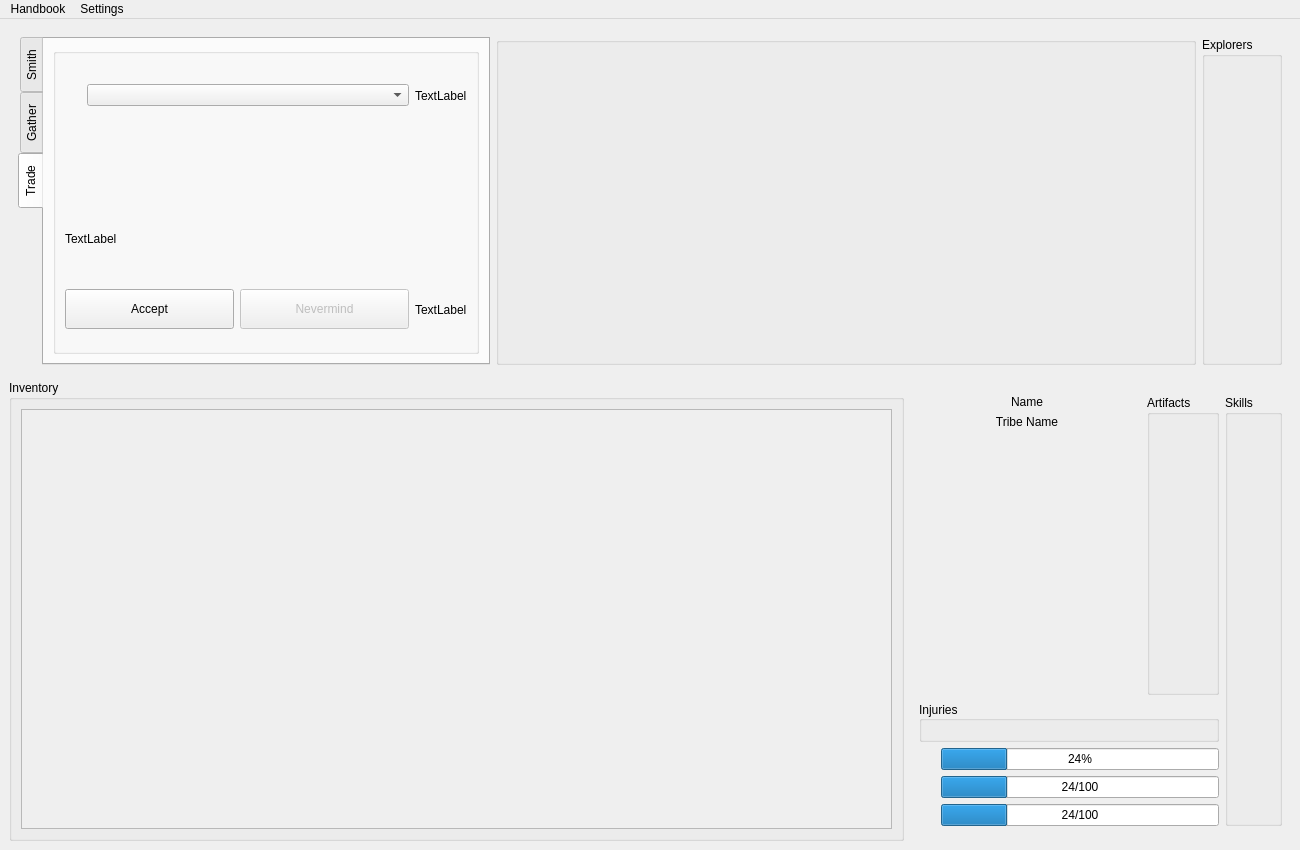
The window that assets/ui/main.ui (pierce-smith1/aor) describes before a commit, drawn with Qt 5.
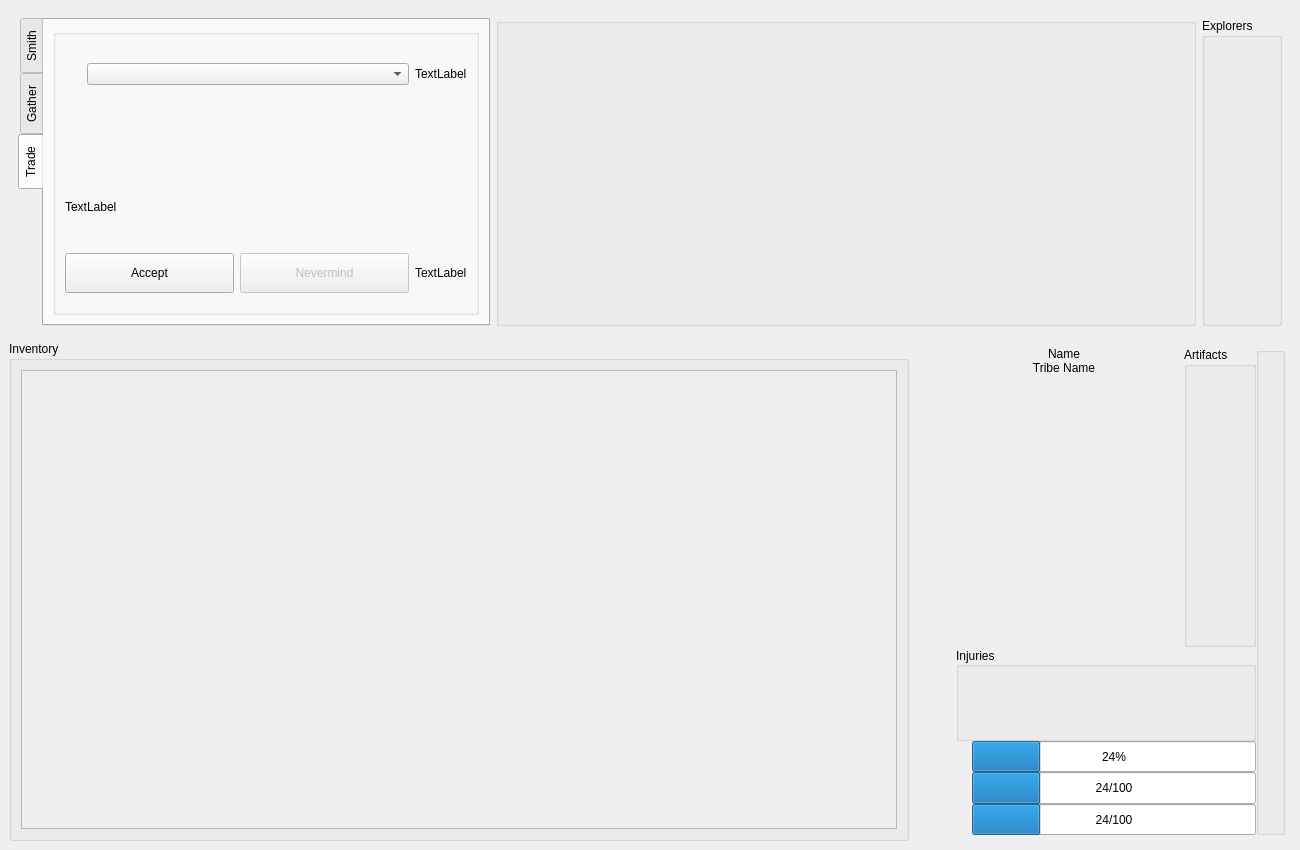
The same window after the commit. The open tabs and pages were chosen to show the change. Icons and pictures are not drawn.

Diff of the .ui file:
```diff
--- a/assets/ui/main.ui
+++ b/assets/ui/main.ui
@@ -51,6 +51,18 @@
    <layout class="QGridLayout" name="gridLayout_2">
     <item row="1" column="0" rowspan="3" colspan="3">
      <widget class="QGroupBox" name="inventory_widget">
+      <property name="minimumSize">
+       <size>
+        <width>900</width>
+        <height>500</height>
+       </size>
+      </property>
+      <property name="maximumSize">
+       <size>
+        <width>400</width>
+        <height>500</height>
+       </size>
+      </property>
       <property name="title">
        <string>Inventory</string>
       </property>
@@ -80,8 +92,8 @@
            <rect>
             <x>0</x>
             <y>0</y>
-            <width>905</width>
-            <height>408</height>
+            <width>880</width>
+            <height>454</height>
            </rect>
           </property>
           <layout class="QGridLayout" name="gridLayout_7"/>
@@ -436,9 +448,24 @@
       </layout>
      </widget>
     </item>
-    <item row="2" column="3">
+    <item row="1" column="3" rowspan="3">
      <widget class="QWidget" name="explorer_widget" native="true">
       <layout class="QGridLayout" name="explorer_layout">
+       <property name="leftMargin">
+        <number>6</number>
+       </property>
+       <property name="topMargin">
+        <number>6</number>
+       </property>
+       <property name="rightMargin">
+        <number>6</number>
+       </property>
+       <property name="bottomMargin">
+        <number>6</number>
+       </property>
+       <property name="spacing">
+        <number>0</number>
+       </property>
        <item row="2" column="0">
         <layout class="QGridLayout" name="gridLayout_5">
          <item row="2" column="0">
@@ -641,7 +668,7 @@
            <number>12</number>
           </property>
           <property name="verticalSpacing">
-           <number>6</number>
+           <number>0</number>
           </property>
           <item row="2" column="1">
            <widget class="QLabel" name="tribe_name_label">
@@ -699,6 +726,9 @@
              <property name="sizeConstraint">
               <enum>QLayout::SetDefaultConstraint</enum>
              </property>
+             <property name="leftMargin">
+              <number>6</number>
+             </property>
             </layout>
            </widget>
           </item>
@@ -717,7 +747,7 @@
           </sizepolicy>
          </property>
          <property name="title">
-          <string>Skills</string>
+          <string/>
          </property>
          <layout class="QVBoxLayout" name="verticalLayout"/>
         </widget>
@@ -727,33 +757,6 @@
     </item>
    </layout>
   </widget>
-  <widget class="QMenuBar" name="menubar">
-   <property name="geometry">
-    <rect>
-     <x>0</x>
-     <y>0</y>
-     <width>1300</width>
-     <height>30</height>
-    </rect>
-   </property>
-   <widget class="QMenu" name="menuEncyclopedia">
-    <property name="title">
-     <string>Handbook</string>
-    </property>
-    <addaction name="encyclopedia_action"/>
-    <addaction name="log_action"/>
-    <addaction name="separator"/>
-    <addaction name="about_action"/>
-   </widget>
-   <widget class="QMenu" name="menuSettings">
-    <property name="title">
-     <string>Settings</string>
-    </property>
-    <addaction name="multiwindow_action"/>
-   </widget>
-   <addaction name="menuEncyclopedia"/>
-   <addaction name="menuSettings"/>
-  </widget>
   <action name="encyclopedia_action">
    <property name="text">
     <string>Encyclopedia</string>
```
Left out of the diff: 4 changed lines with no effect on the pictures.
